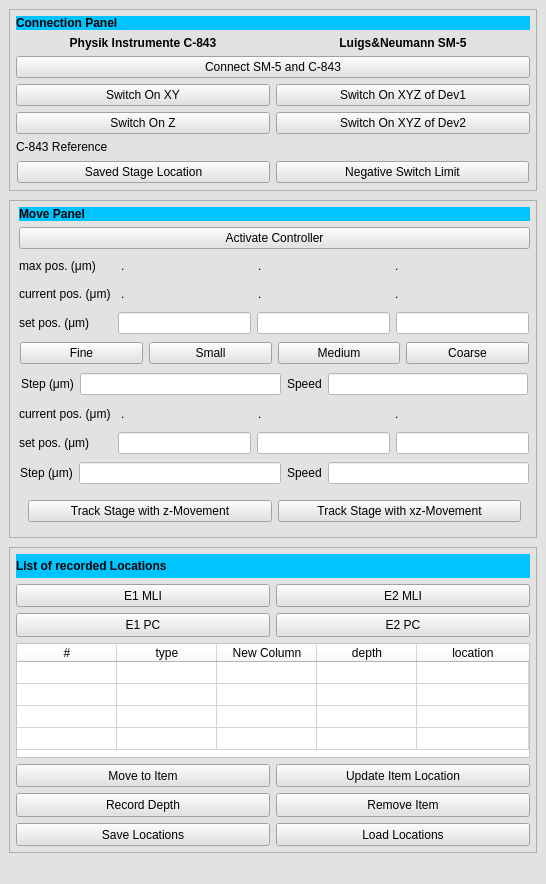
This is manipulator.ui in mgraupe/ManipulatorControl as Qt 5 draws it before an edit. The edited form follows.
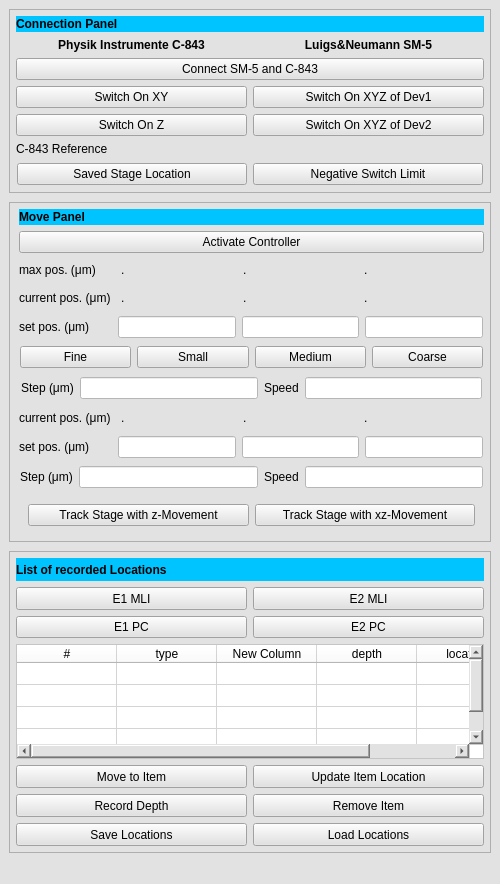
This is the edited form.

Commit message: gui dimension adjustments

```diff
--- a/manipulator.ui
+++ b/manipulator.ui
@@ -9,7 +9,7 @@
    <rect>
     <x>0</x>
     <y>0</y>
-    <width>546</width>
+    <width>500</width>
     <height>884</height>
    </rect>
   </property>
@@ -56,6 +56,12 @@
        </property>
        <item row="0" column="0" colspan="2">
         <widget class="QLabel" name="label_2">
+         <property name="minimumSize">
+          <size>
+           <width>0</width>
+           <height>16</height>
+          </size>
+         </property>
          <property name="font">
           <font>
            <weight>75</weight>
@@ -317,6 +323,12 @@
        </item>
        <item row="0" column="0" colspan="2">
         <widget class="QLabel" name="label_8">
+         <property name="minimumSize">
+          <size>
+           <width>0</width>
+           <height>16</height>
+          </size>
+         </property>
          <property name="font">
           <font>
            <weight>75</weight>
@@ -933,6 +945,12 @@
        </item>
        <item row="0" column="0" colspan="2">
         <widget class="QLabel" name="label_25">
+         <property name="minimumSize">
+          <size>
+           <width>0</width>
+           <height>16</height>
+          </size>
+         </property>
          <property name="font">
           <font>
            <weight>75</weight>
```
Left out of the diff: 2 changed lines with no effect on the pictures.
